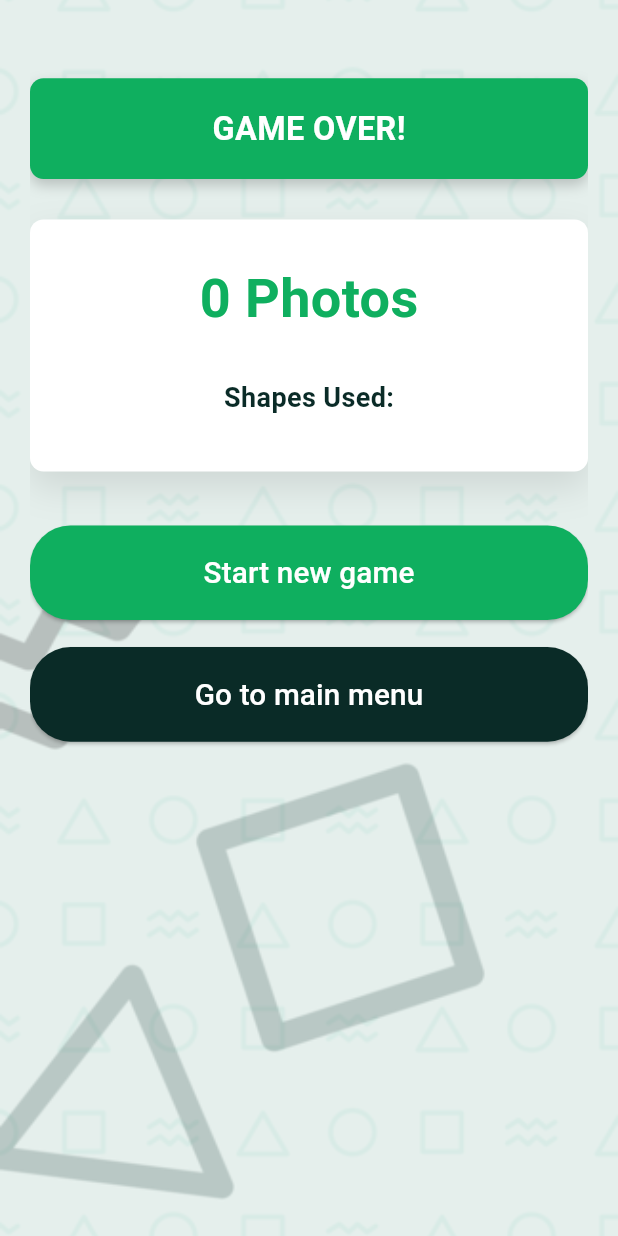
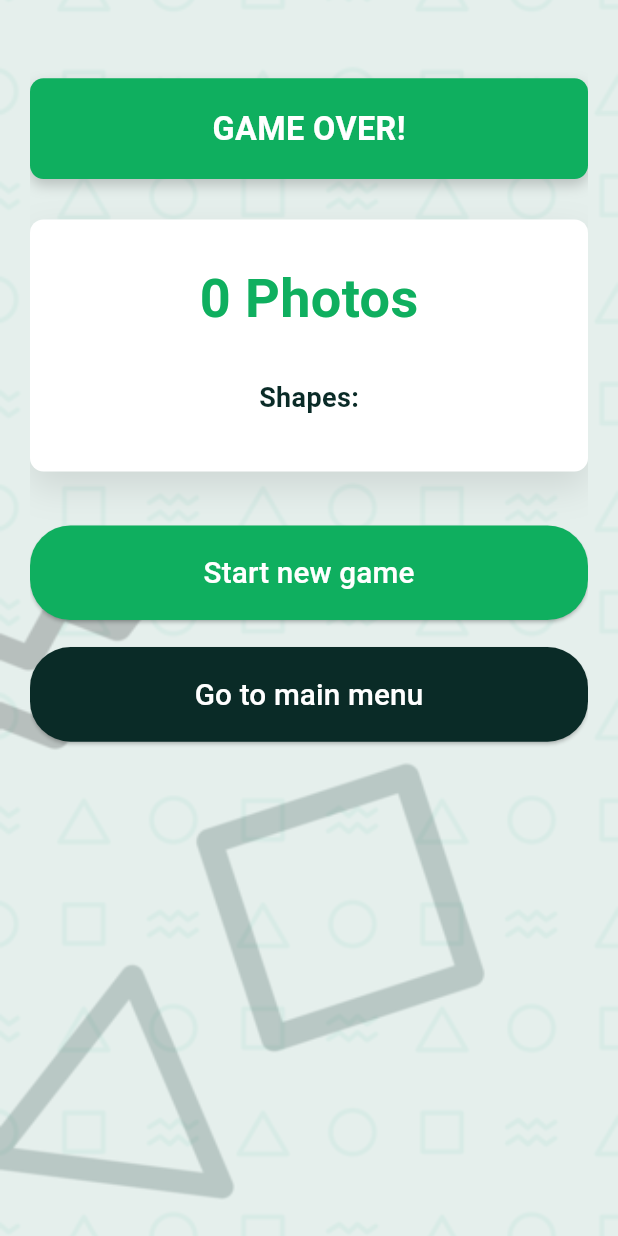
Before and after one commit to talhaliaqat3355/geometryhunter, a Flutter app: the GameOverInfiniteScreen screen opened directly with empty values, on a phone screen of 412 x 824 dp. Run offline on Flutter 3.47's test engine with Material 3 defaults, Android fonts, the phone set to English and light mode, and no system bars; our stand-ins replace audioplayers, device_preview, flutter_screenutil, get, image_picker.

Commit message:
revert 1vs1

```diff
--- a/lib/main.dart
+++ b/lib/main.dart
@@ -7,7 +7,7 @@ import 'package:device_preview/device_preview.dart';
 import 'package:flutter_screenutil/flutter_screenutil.dart';
 
 import 'controller/music_controller.dart';
-import 'controller/onevsonecontroller.dart';
+import 'controller/one_vs_one_controller.dart';
 
 void main() async {
   WidgetsFlutterBinding.ensureInitialized();
--- a/lib/screens/1vs1game-mod_screen.dart
+++ b/lib/screens/1vs1game-mod_screen.dart
@@ -3,7 +3,7 @@ import 'package:GH0406/screens/select-shape_screen.dart';
 import 'package:flutter/material.dart';
 import 'package:get/get.dart';
 import '../constants.dart';
-import '../controller/onevsonecontroller.dart';
+import '../controller/one_vs_one_controller.dart';
 import '../gallery_store.dart';
 import 'package:flutter_screenutil/flutter_screenutil.dart';
 
--- a/lib/screens/game-over&draw_screens/game-draw_screen.dart
+++ b/lib/screens/game-over&draw_screens/game-draw_screen.dart
@@ -3,7 +3,7 @@ import 'package:get/get.dart';
 import 'package:flutter_screenutil/flutter_screenutil.dart';
 
 import '../../constants.dart';
-import '../../controller/onevsonecontroller.dart';
+import '../../controller/one_vs_one_controller.dart';
 import '../../gallery_store.dart';
 import '../1vs1game-mod_screen.dart';
 import '../game_mode_screen.dart';
--- a/lib/screens/game-over&draw_screens/game-over-infinite_screen.dart
+++ b/lib/screens/game-over&draw_screens/game-over-infinite_screen.dart
@@ -94,7 +94,7 @@ class GameOverInfiniteScreen extends StatelessWidget {
                             ),
                             SizedBox(height: 30.h),
                             Text(
-                              "Shapes Used:",
+                              "Shapes:",
                               style: TextStyle(fontWeight: FontWeight.bold, color: kPrimaryColor, fontSize: 20.sp),
                             ),
                             SizedBox(height: 10.h),
--- a/lib/screens/game-over&draw_screens/game-win(1vs1)_screen.dart
+++ b/lib/screens/game-over&draw_screens/game-win(1vs1)_screen.dart
@@ -4,7 +4,7 @@ import 'package:get/get.dart';
 import 'package:flutter_screenutil/flutter_screenutil.dart';
 
 import '../../constants.dart';
-import '../../controller/onevsonecontroller.dart';
+import '../../controller/one_vs_one_controller.dart';
 import '../1vs1game-mod_screen.dart';
 import '../game_mode_screen.dart';
 
```
Also changed, not shown: lib/controller/one_vs_one_controller.dart (renamed from lib/controller/onevsonecontroller.dart).
